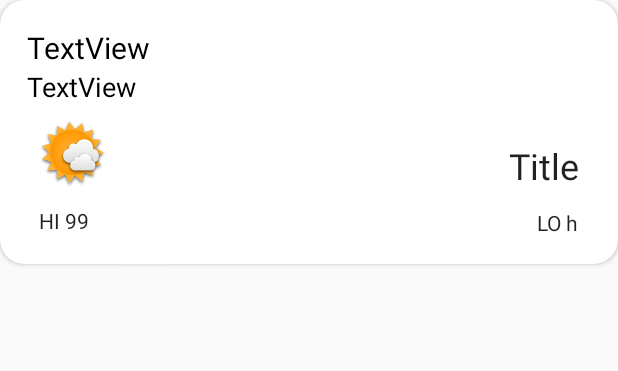
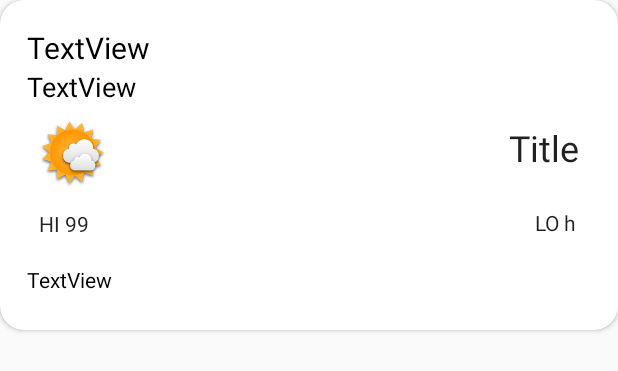
Before and after one commit to theapphideaway/QuickWeather, an Android app: the layout forcast_card.xml on its own in the app's theme, with its tools: preview values and no code run, on a phone screen of 412 x 824 dp. Shown: the top 371 px of the screen. Run offline under Robolectric (Android 15) with nearby library versions, the phone set to English and light mode, and no system bars.

Commit message:
Store First Version

```diff
--- a/app/src/main/AndroidManifest.xml
+++ b/app/src/main/AndroidManifest.xml
@@ -17,12 +17,14 @@
         <activity
                 android:name=".MainActivity"
                 android:label="@string/app_name"
-                android:theme="@style/AppTheme.NoActionBar">
+                android:theme="@style/AppTheme.NoActionBar"
+                android:windowSoftInputMode="adjustPan">
             <intent-filter>
                 <action android:name="android.intent.action.MAIN"/>
 
                 <category android:name="android.intent.category.LAUNCHER"/>
             </intent-filter>
+
         </activity>
     </application>
 
--- a/app/src/main/res/layout/forcast_card.xml
+++ b/app/src/main/res/layout/forcast_card.xml
@@ -9,7 +9,7 @@
 
     <android.support.constraint.ConstraintLayout
             android:layout_width="match_parent"
-            android:layout_height="wrap_content"
+            android:layout_height="200dp"
             android:background="@color/white"
             android:layout_margin="10dp" android:layout_marginBottom="10dp">
 
@@ -21,9 +21,9 @@
                 android:id="@+id/lo_text_view" android:layout_marginEnd="8dp"
                 app:layout_constraintEnd_toEndOf="parent"
                 android:layout_marginTop="12dp" app:layout_constraintTop_toBottomOf="@+id/temp_text_view"
-                android:layout_marginBottom="8dp" app:layout_constraintBottom_toBottomOf="parent"
                 app:layout_constraintStart_toEndOf="@+id/hi_text_view" android:layout_marginStart="8dp"
-                app:layout_constraintVertical_bias="1.0" app:layout_constraintHorizontal_bias="0.973"/>
+                app:layout_constraintHorizontal_bias="0.969" android:layout_marginBottom="8dp"
+                app:layout_constraintBottom_toBottomOf="parent" app:layout_constraintVertical_bias="0.21"/>
         <TextView
                 style="@style/Base.TextAppearance.AppCompat.Headline"
                 android:layout_width="wrap_content"
@@ -31,8 +31,8 @@
                 android:text="Title" android:id="@+id/temp_text_view" android:gravity="right"
                 app:layout_constraintTop_toTopOf="parent"
                 app:layout_constraintEnd_toEndOf="parent" android:layout_marginEnd="8dp"
-                app:layout_constraintStart_toEndOf="@+id/imageView" android:layout_marginStart="8dp"
-                app:layout_constraintHorizontal_bias="0.968" android:layout_marginTop="84dp"/>
+                app:layout_constraintStart_toEndOf="@+id/weather_icon" android:layout_marginStart="8dp"
+                app:layout_constraintHorizontal_bias="0.968" android:layout_marginTop="72dp"/>
 
         <TextView
                 style="@style/Base.TextAppearance.AppCompat.Body1"
@@ -40,13 +40,13 @@
                 android:layout_height="wrap_content"
                 android:text="HI 99" app:layout_constraintStart_toStartOf="parent"
                 android:layout_marginStart="16dp"
-                android:id="@+id/hi_text_view" android:layout_marginTop="8dp"
-                app:layout_constraintTop_toBottomOf="@+id/imageView" android:layout_marginBottom="8dp"
-                app:layout_constraintBottom_toBottomOf="parent"/>
+                android:id="@+id/hi_text_view" android:layout_marginTop="12dp"
+                app:layout_constraintTop_toBottomOf="@+id/weather_icon"
+        />
         <ImageView
                 android:layout_width="61dp"
                 android:layout_height="49dp" app:srcCompat="@drawable/cloudy2"
-                android:id="@+id/imageView" app:layout_constraintStart_toStartOf="parent"
+                android:id="@+id/weather_icon" app:layout_constraintStart_toStartOf="parent"
                 android:layout_marginStart="8dp"
                 app:layout_constraintEnd_toEndOf="parent"
                 android:layout_marginEnd="8dp" android:paddingEnd="16dp" app:layout_constraintHorizontal_bias="0.025"
@@ -66,6 +66,16 @@
                 android:id="@+id/date_text_view" android:layout_marginTop="0dp"
                 app:layout_constraintTop_toBottomOf="@+id/day_text_view" app:layout_constraintStart_toStartOf="parent"
                 android:layout_marginStart="8dp" android:textSize="18sp" android:textColor="@color/black"/>
+        <TextView
+                android:text="TextView"
+                android:layout_width="wrap_content"
+                android:layout_height="wrap_content"
+                android:id="@+id/description_text_view" android:layout_marginBottom="8dp"
+                app:layout_constraintBottom_toBottomOf="parent" app:layout_constraintStart_toStartOf="parent"
+                android:layout_marginStart="8dp" android:layout_marginTop="8dp"
+                app:layout_constraintTop_toBottomOf="@+id/hi_text_view" app:layout_constraintEnd_toEndOf="parent"
+                android:layout_marginEnd="8dp" app:layout_constraintHorizontal_bias="0.0"
+                app:layout_constraintVertical_bias="0.636" android:textColor="@color/black"/>
 
     </android.support.constraint.ConstraintLayout>
 
--- a/app/src/main/res/mipmap-anydpi-v26/ic_launcher.xml
+++ b/app/src/main/res/mipmap-anydpi-v26/ic_launcher.xml
@@ -1,5 +1,5 @@
 <?xml version="1.0" encoding="utf-8"?>
 <adaptive-icon xmlns:android="http://schemas.android.com/apk/res/android">
     <background android:drawable="@drawable/ic_launcher_background"/>
-    <foreground android:drawable="@drawable/ic_launcher_foreground"/>
+    <foreground android:drawable="@mipmap/ic_launcher_foreground"/>
 </adaptive-icon>
--- a/app/src/main/res/mipmap-anydpi-v26/ic_launcher_round.xml
+++ b/app/src/main/res/mipmap-anydpi-v26/ic_launcher_round.xml
@@ -1,5 +1,5 @@
 <?xml version="1.0" encoding="utf-8"?>
 <adaptive-icon xmlns:android="http://schemas.android.com/apk/res/android">
     <background android:drawable="@drawable/ic_launcher_background"/>
-    <foreground android:drawable="@drawable/ic_launcher_foreground"/>
+    <foreground android:drawable="@mipmap/ic_launcher_foreground"/>
 </adaptive-icon>
```
Also changed, not shown: app/src/main/java/com/theapphideaway/quickweather/MainActivity.kt (+26 -10 lines), app/src/main/java/com/theapphideaway/quickweather/Services/WeatherAdapter.kt (+25 -0 lines), app/src/main/res/drawable/ic_launcher_background.xml (+5 -5 lines), app/src/main/res/layout/content_main.xml (+4 -7 lines), app/src/main/res/mipmap-hdpi/ic_launcher.png, app/src/main/res/mipmap-hdpi/ic_launcher_round.png, app/src/main/res/mipmap-mdpi/ic_launcher.png, app/src/main/res/mipmap-mdpi/ic_launcher_round.png, app/src/main/res/mipmap-xhdpi/ic_launcher.png, app/src/main/res/mipmap-xhdpi/ic_launcher_round.png, app/src/main/res/mipmap-xxhdpi/ic_launcher.png, app/src/main/res/mipmap-xxhdpi/ic_launcher_round.png, app/src/main/res/mipmap-xxxhdpi/ic_launcher.png, app/src/main/res/mipmap-xxxhdpi/ic_launcher_round.png.
